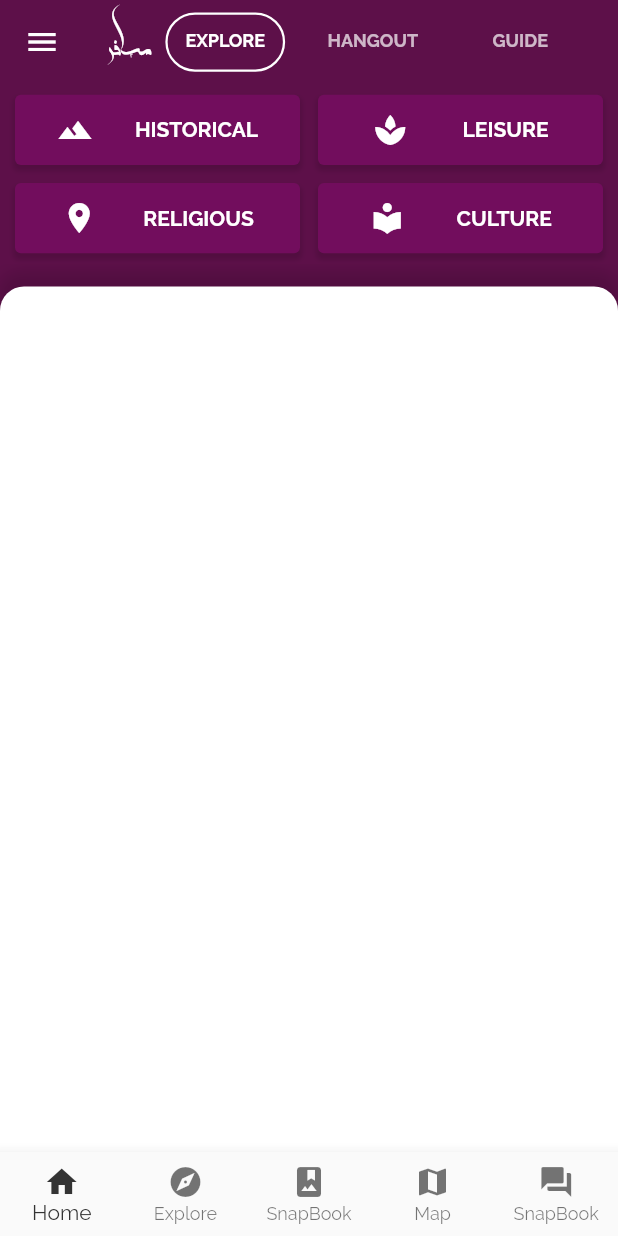
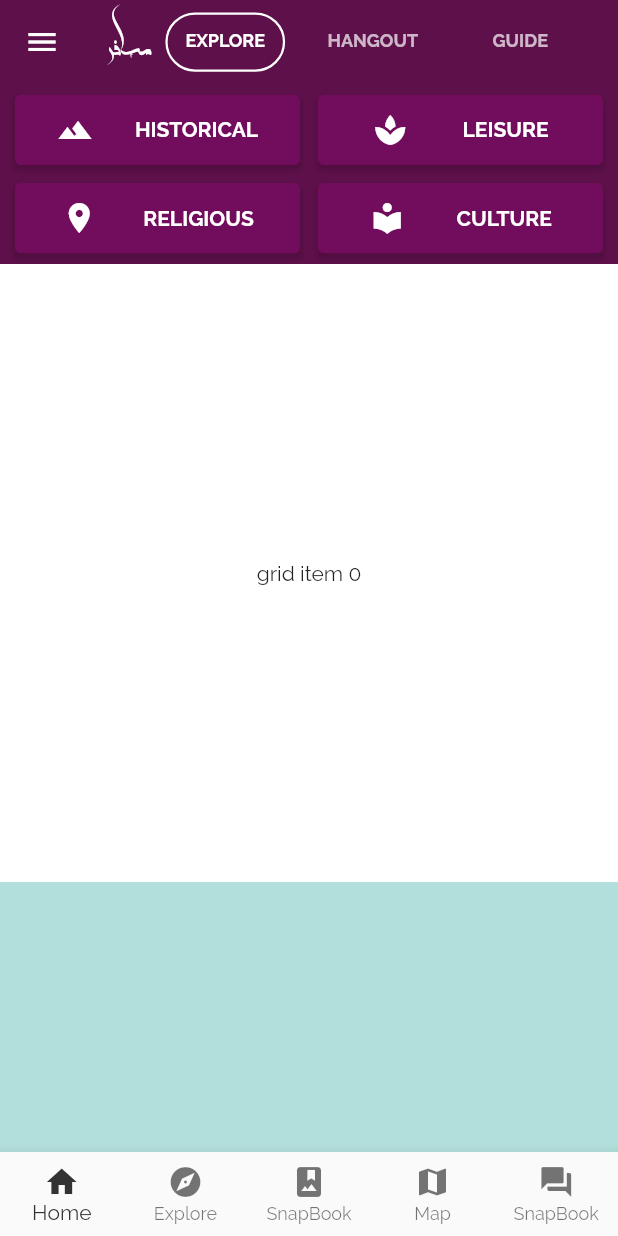
Before and after one commit to prograTammz/mosafeer-flutter, a Flutter app: the screen it shows after launch, on a phone screen of 412 x 824 dp. Run offline on Flutter 3.47's test engine with Material 2 defaults, Android fonts, the phone set to English and light mode, and no system bars.

Commit message:
added a grid silver view

```diff
--- a/mosafeer/lib/home.dart
+++ b/mosafeer/lib/home.dart
@@ -8,31 +8,31 @@ class HomePage extends StatelessWidget{
   @override
   Widget build(BuildContext context){
     return Scaffold(
-      backgroundColor: kMosafeerPurple800,
+      backgroundColor: kMosafeerPrimaryWhite,
       body: CustomScrollView(
 
         slivers: <Widget>[
           CustomAppBar(),
-          SliverFillRemaining(
-            child: Container(
-              margin: EdgeInsets.only(top: 15.0),
-              decoration: BoxDecoration(
-                color: Colors.white,
-                borderRadius: BorderRadius.only(
-                  topLeft: Radius.circular(16.0),
-                  topRight: Radius.circular(16.0)
-                ),
-                boxShadow: [
-                  BoxShadow(
-                    color: Colors.black12,
-                    blurRadius: 8.0,
-                    spreadRadius: 2.0,
-                    offset: Offset(0.0, -8.0)
-                  )
-                ]
-              ),
+
+          SliverGrid(
+            gridDelegate: SliverGridDelegateWithMaxCrossAxisExtent(
+              maxCrossAxisExtent: MediaQuery.of(context).size.width,
+              mainAxisSpacing: 0.0,
+              crossAxisSpacing: 10.0,
+              childAspectRatio: 1,
+            ),
+            delegate: SliverChildBuilderDelegate(
+              (BuildContext context, int index) {
+                return Container(
+                  alignment: Alignment.center,
+                  color: Colors.teal[100 * (index % 9)],
+                  child: Text('grid item $index'),
+                );
+              },
+              childCount: 20,
             ),
           )
+
         ],
 
       ),
```
